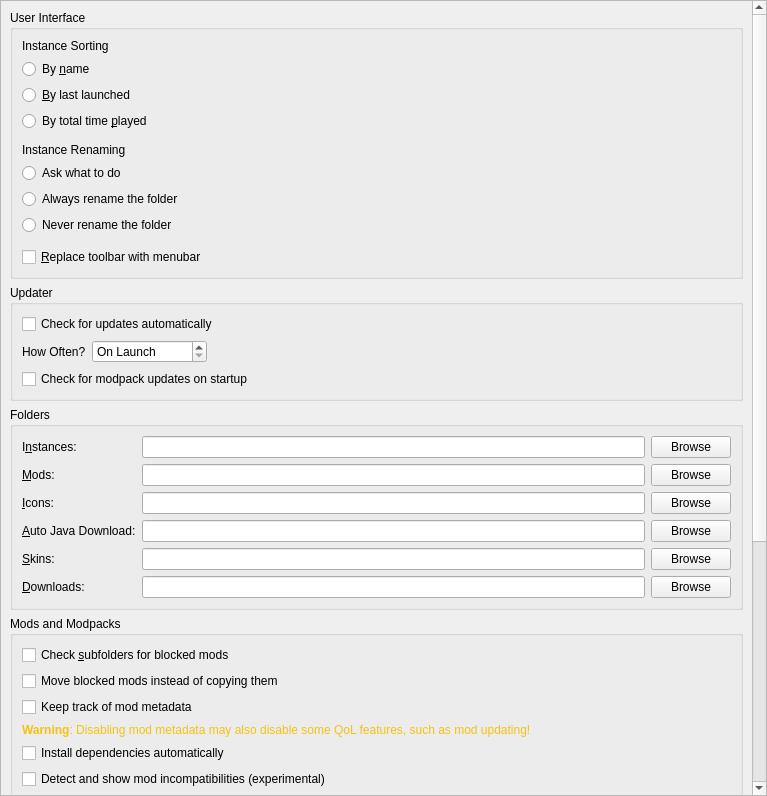
First picture: the form in launcher/ui/pages/global/LauncherPage.ui, repository snowtyler/PrismLauncher, before the edit.
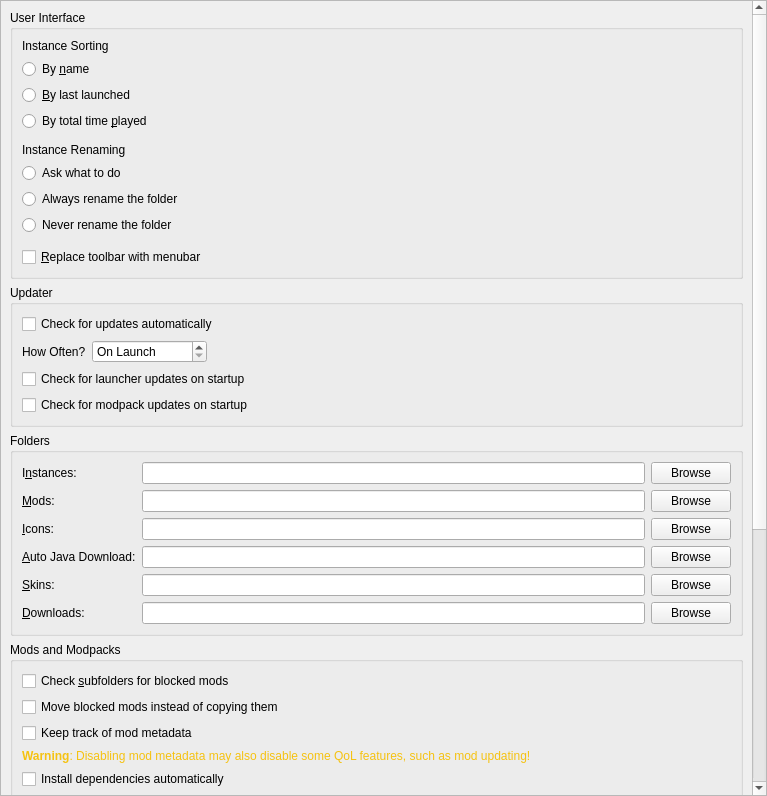
Second picture: the form after the edit.

Commit message: Release v12.0.7: Single-ZIP Voxy cache, 64-bit progress tracking, and startup update check

Patch:
```diff
--- a/launcher/ui/pages/global/LauncherPage.ui
+++ b/launcher/ui/pages/global/LauncherPage.ui
@@ -241,6 +241,13 @@
            </widget>
           </item>
           <item row="2" column="0" colspan="2">
+           <widget class="QCheckBox" name="autoLauncherUpdateCheckBox">
+            <property name="text">
+             <string>Check for launcher updates on startup</string>
+            </property>
+           </widget>
+          </item>
+          <item row="3" column="0" colspan="2">
            <widget class="QCheckBox" name="autoModpackUpdateCheckBox">
             <property name="text">
              <string>Check for modpack updates on startup</string>
```
The commit also changes 14 other files.
